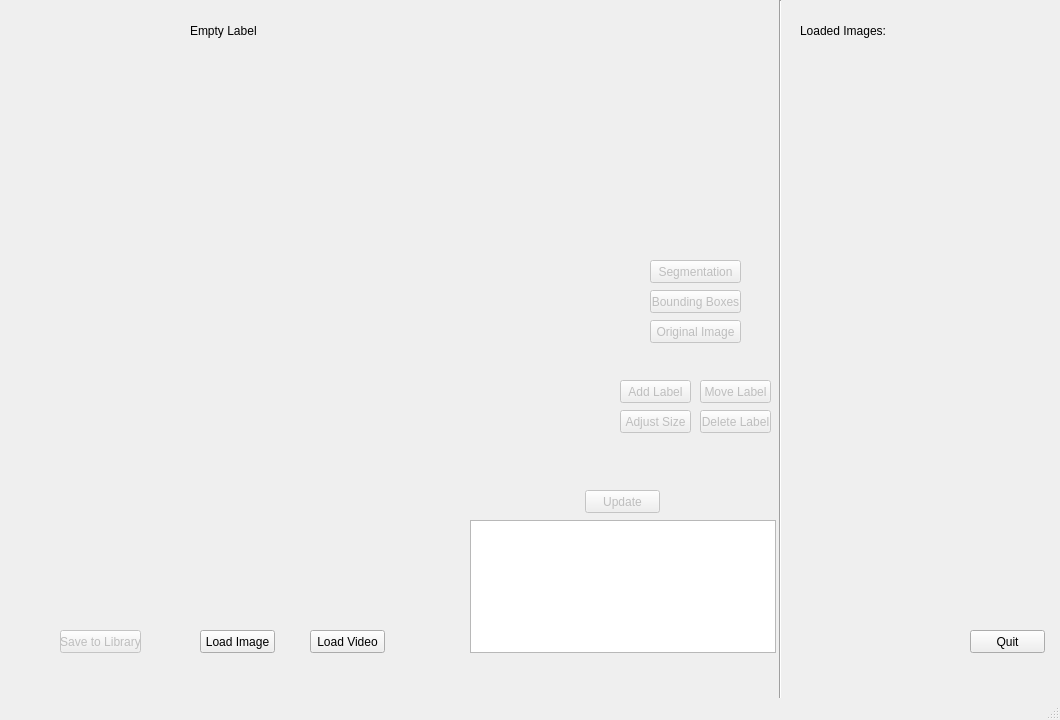
Before: the Qt Designer form mainWin.ui in TimotheosS/Automatic-Image-Annotation, drawn with Qt 5.
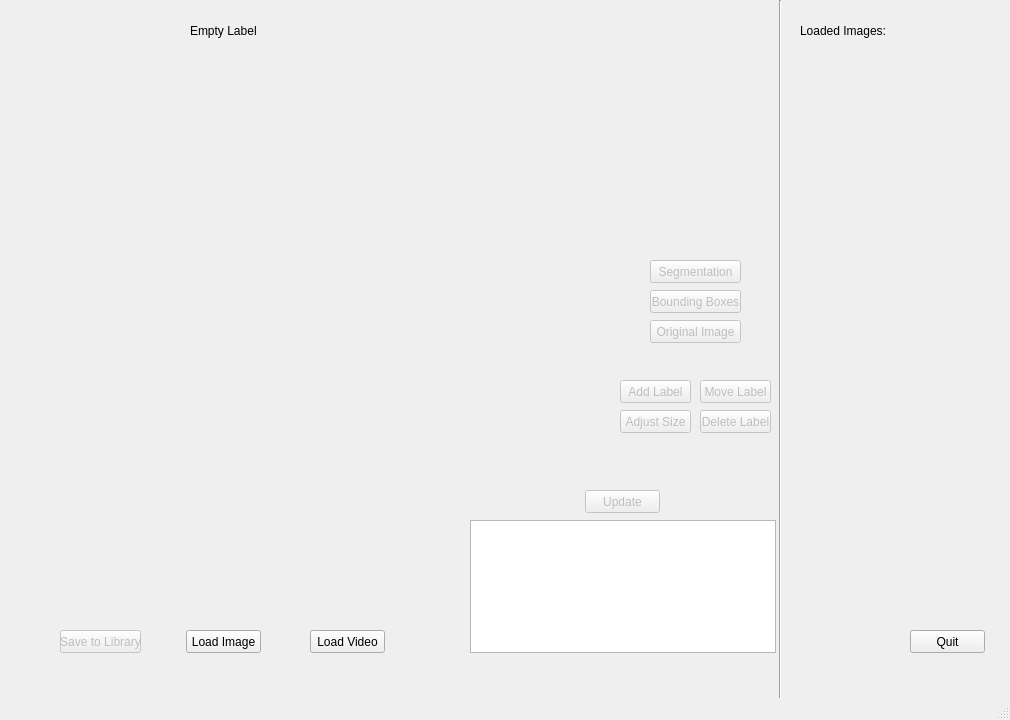
After: the same form once the commit is applied.

What changed in the file:
```diff
--- a/mainWin.ui
+++ b/mainWin.ui
@@ -9,7 +9,7 @@
    <rect>
     <x>0</x>
     <y>0</y>
-    <width>1060</width>
+    <width>1010</width>
     <height>720</height>
    </rect>
   </property>
@@ -41,7 +41,7 @@
    <widget class="QPushButton" name="loadIm">
     <property name="geometry">
      <rect>
-      <x>200</x>
+      <x>186</x>
       <y>630</y>
       <width>75</width>
       <height>23</height>
@@ -54,7 +54,7 @@
    <widget class="QPushButton" name="qbtn">
     <property name="geometry">
      <rect>
-      <x>970</x>
+      <x>910</x>
       <y>630</y>
       <width>75</width>
       <height>23</height>
```
Left out of the diff: 2 changed lines with no effect on the pictures.
